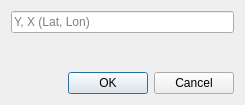
Qt form qgis/examples/quick_api/quick_api_dialog_base.ui (gis-ops/tutorials) before a commit.
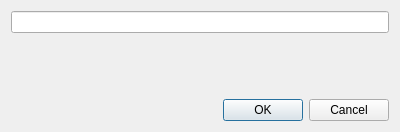
The same form after that commit. Custom widgets are drawn as their Qt base class.

```diff
--- a/qgis/examples/quick_api/quick_api_dialog_base.ui
+++ b/qgis/examples/quick_api/quick_api_dialog_base.ui
@@ -6,8 +6,8 @@
    <rect>
     <x>0</x>
     <y>0</y>
-    <width>245</width>
-    <height>105</height>
+    <width>400</width>
+    <height>132</height>
    </rect>
   </property>
   <property name="windowTitle">
@@ -16,9 +16,6 @@
   <layout class="QVBoxLayout" name="verticalLayout">
    <item>
     <widget class="QgsFilterLineEdit" name="lineedit_xy">
-     <property name="placeholderText">
-      <string>Y, X (Lat, Lon)</string>
-     </property>
      <property name="qgisRelation" stdset="0">
       <string notr="true"/>
      </property>
```
